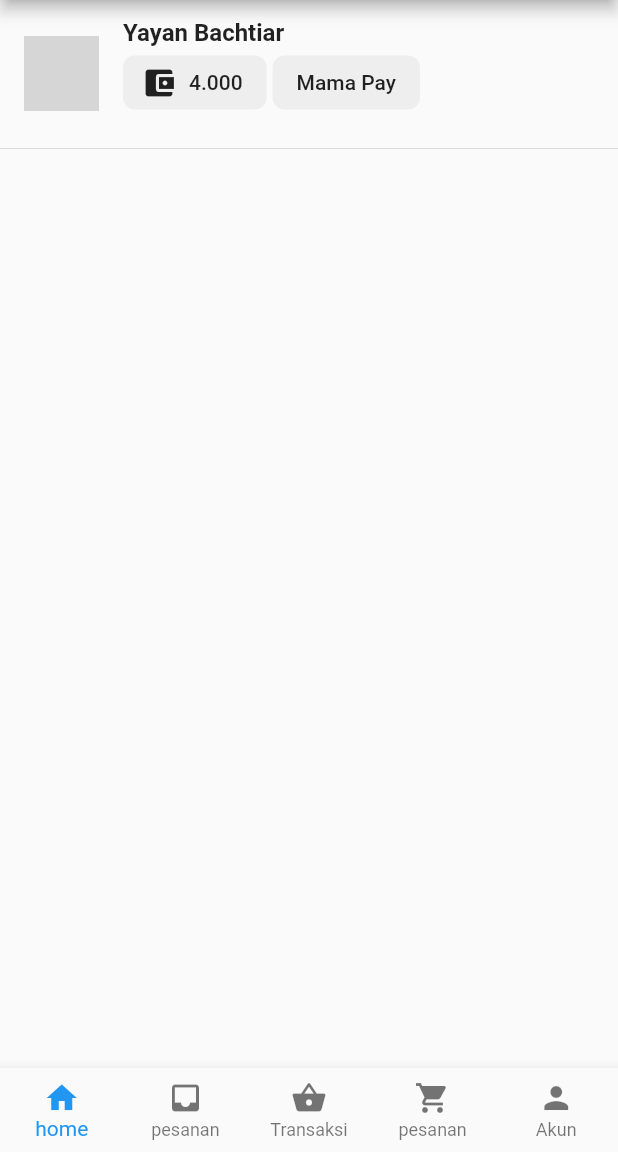
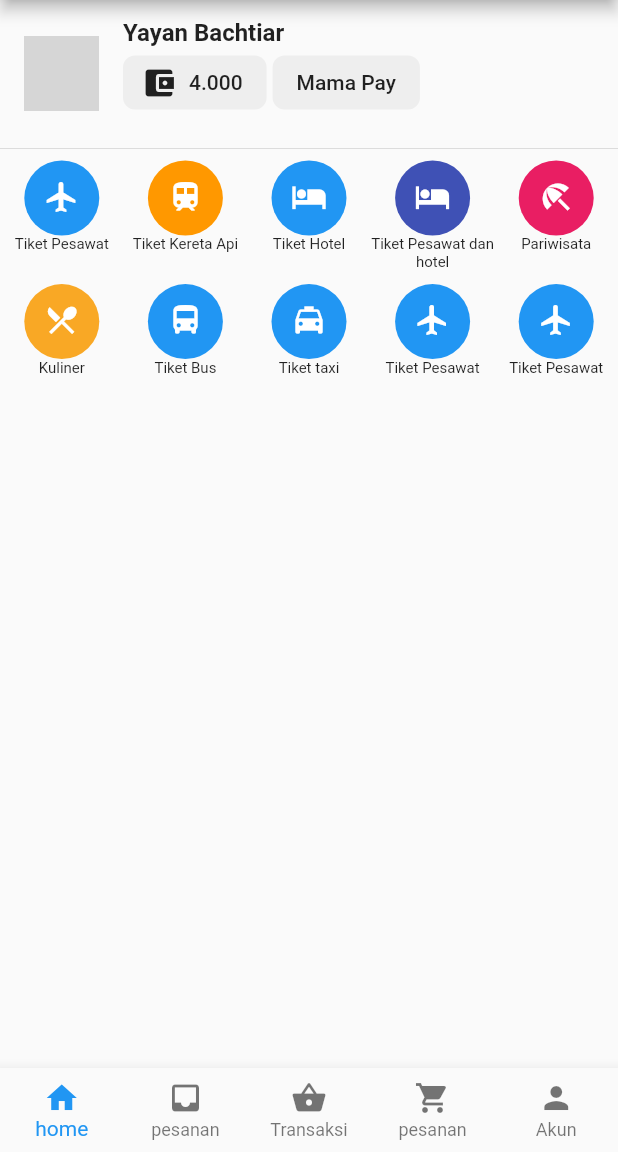
Before and after one commit to yayanbachtiar/flutter-clone-traveloka, a Flutter app: the screen it shows after launch, on a phone screen of 412 x 824 dp, the part 84-1236 px from its top. Run offline on Flutter 3.47's test engine with Material 2 defaults, Android fonts, the phone set to English and light mode, and no system bars; network calls fail; grey boxes are pictures that could not be loaded.

Commit message:
add menu static

```diff
--- a/lib/main.dart
+++ b/lib/main.dart
@@ -65,17 +65,6 @@ class _MyHomePageState extends State<MyHomePage> {
     });
   }
 
-  void _incrementCounter() {
-    setState(() {
-      // This call to setState tells the Flutter framework that something has
-      // changed in this State, which causes it to rerun the build method below
-      // so that the display can reflect the updated values. If we changed
-      // _counter without calling setState(), then the build method would not be
-      // called again, and so nothing would appear to happen.
-      _counter++;
-    });
-  }
-
   @override
   Widget build(BuildContext context) {
     // This method is rerun every time setState is called, for instance as done
--- a/lib/page/home.dart
+++ b/lib/page/home.dart
@@ -10,8 +10,6 @@ class _HomeState extends State<Home> {
   Widget build(BuildContext context) {
     return Scaffold(
         appBar: AppBar(
-          // Here we take the value from the MyHomePage object that was created by
-          // the App.build method, and use it to set our appbar title.
           title: Text("Traveloka Clone"),
           actions: <Widget>[
             IconButton(
@@ -23,7 +21,8 @@ class _HomeState extends State<Home> {
         body: ListView(
           children: <Widget>[
             Profile(),
-            Divider()
+            Divider(),
+            MenuUtama()
             ],
         ));
   }
@@ -69,3 +68,102 @@ class Profile extends StatelessWidget {
         ));
   }
 }
+
+class MenuUtama extends StatelessWidget {
+  @override
+  Widget build(BuildContext context) {
+    return GridView.count(
+      shrinkWrap: true,
+      crossAxisCount: 5,
+      children: menuUtamaItem,
+    );
+  }
+}
+List<MenuUtamaItem> menuUtamaItem = [
+  MenuUtamaItem(
+    title: "Tiket Pesawat",
+    colorBox: Colors.blue,
+    icon: Icons.flight,
+    colorIcon: Colors.white,
+  ),
+  MenuUtamaItem(
+    title: "Tiket Kereta Api",
+    colorBox: Colors.orange,
+    icon: Icons.train,
+    colorIcon: Colors.white,
+  ),
+  MenuUtamaItem(
+    title: "Tiket Hotel",
+    colorBox: Colors.blue,
+    icon: Icons.hotel,
+    colorIcon: Colors.white,
+  ),
+  MenuUtamaItem(
+    title: "Tiket Pesawat dan hotel",
+    colorBox: Colors.indigo,
+    icon: Icons.local_hotel,
+    colorIcon: Colors.white,
+  ),
+  MenuUtamaItem(
+    title: "Pariwisata",
+    colorBox: Colors.pink,
+    icon: Icons.beach_access,
+    colorIcon: Colors.white,
+  ),
+  MenuUtamaItem(
+    title: "Kuliner",
+    colorBox: Colors.yellow[800],
+    icon: Icons.restaurant_menu,
+    colorIcon: Colors.white,
+  ),
+  MenuUtamaItem(
+    title: "Tiket Bus",
+    colorBox: Colors.blue,
+    icon: Icons.directions_bus,
+    colorIcon: Colors.white,
+  ),
+  MenuUtamaItem(
+    title: "Tiket taxi",
+    colorBox: Colors.blue,
+    icon: Icons.local_taxi,
+    colorIcon: Colors.white,
+  ),
+  MenuUtamaItem(
+    title: "Tiket Pesawat",
+    colorBox: Colors.blue,
+    icon: Icons.flight,
+    colorIcon: Colors.white,
+  ),
+  MenuUtamaItem(
+    title: "Tiket Pesawat",
+    colorBox: Colors.blue,
+    icon: Icons.flight,
+    colorIcon: Colors.white,
+  ),
+];
+
+
+class MenuUtamaItem extends StatelessWidget {
+  MenuUtamaItem({this.title, this.icon, this.colorBox, this.colorIcon});
+  final String title;
+  final IconData icon;
+  final Color colorBox, colorIcon;
+  @override
+  Widget build(BuildContext context) {
+    return Column(
+      children: <Widget>[
+        Container(
+          padding: EdgeInsets.only(bottom: 2.0),
+          height: 50.0,
+          width: 50.0,
+          decoration: BoxDecoration(
+            color: colorBox,
+            shape: BoxShape.circle
+          ),
+          child: Icon(icon, color: colorIcon),
+        ),
+        Text(title, style: TextStyle(fontSize: 10.0), textAlign: TextAlign.center,)
+      ],
+    );
+  }
+}
```
